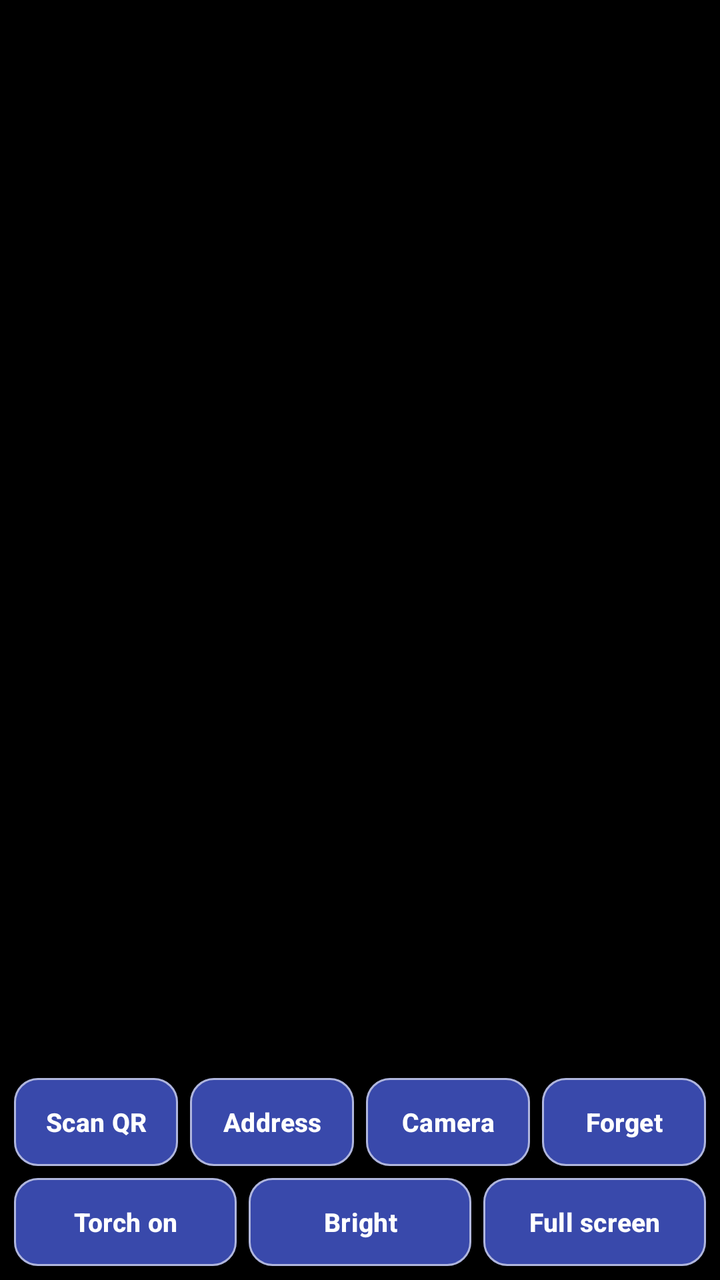
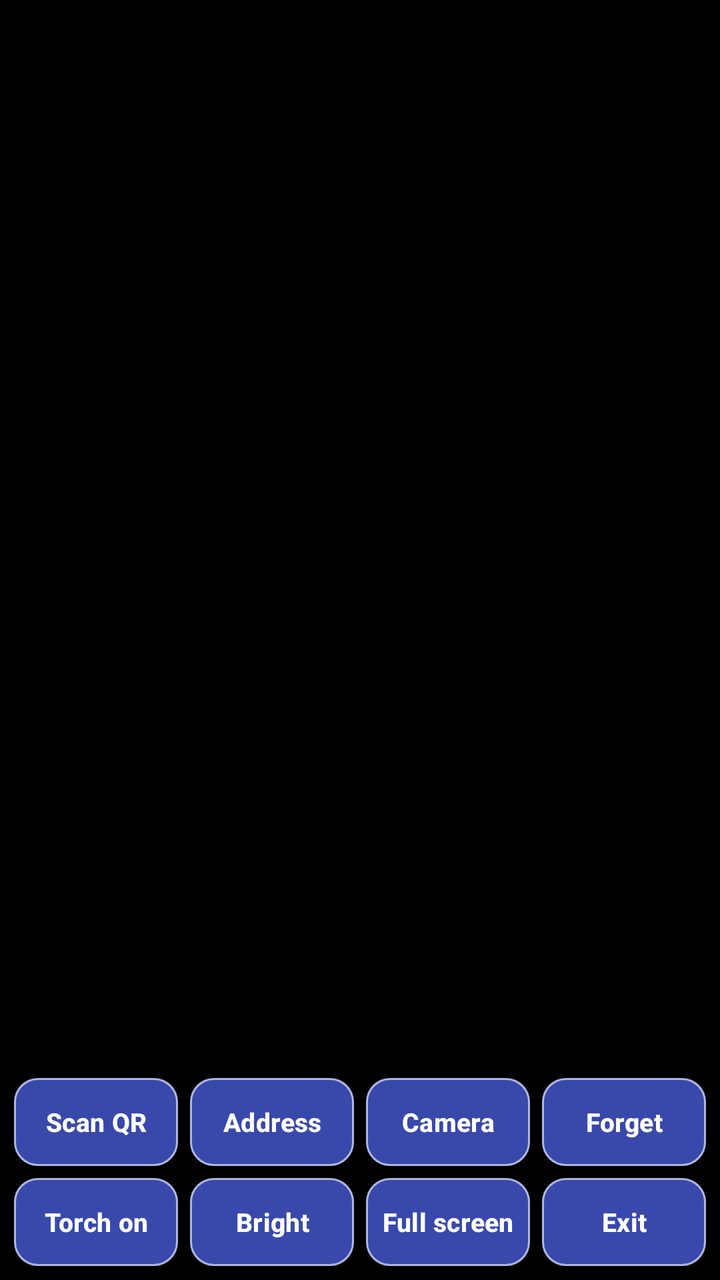

The first picture is an Android layout as it rendered before a commit; the second is the same layout after the commit. The layout source and the unified diff follow.
<!-- AndroidManifest.xml: application theme Theme.BZViewViewer -->
<!-- res/layout/activity_viewer.xml -->
<?xml version="1.0" encoding="utf-8"?>
<FrameLayout xmlns:android="http://schemas.android.com/apk/res/android"
    android:id="@+id/root"
    android:layout_width="match_parent"
    android:layout_height="match_parent"
    android:background="#000000">

    <ImageView
        android:id="@+id/videoView"
        android:layout_width="match_parent"
        android:layout_height="match_parent"
        android:contentDescription="@string/live_video"
        android:scaleType="fitCenter" />

    <TextView
        android:id="@+id/statusText"
        android:layout_width="wrap_content"
        android:layout_height="wrap_content"
        android:layout_gravity="top|start"
        android:layout_margin="8dp"
        android:background="#99000000"
        android:padding="8dp"
        android:textColor="#FFFFFF"
        android:textSize="14sp" />

    <Button
        android:id="@+id/exitFullscreenButton"
        style="@style/ControlButton"
        android:layout_width="wrap_content"
        android:layout_height="wrap_content"
        android:layout_gravity="top|end"
        android:layout_margin="8dp"
        android:paddingLeft="16dp"
        android:paddingRight="16dp"
        android:text="@string/exit_fullscreen"
        android:visibility="gone" />

    <LinearLayout
        android:id="@+id/controlBar"
        android:layout_width="match_parent"
        android:layout_height="wrap_content"
        android:layout_gravity="bottom"
        android:background="#B3000000"
        android:orientation="vertical"
        android:padding="4dp">

        <LinearLayout
            android:layout_width="match_parent"
            android:layout_height="wrap_content"
            android:orientation="horizontal">

            <Button
                android:id="@+id/scanButton"
                style="@style/ControlButton"
                android:text="@string/scan_qr" />

            <Button
                android:id="@+id/addressButton"
                style="@style/ControlButton"
                android:text="@string/address" />

            <Button
                android:id="@+id/cameraButton"
                style="@style/ControlButton"
                android:text="@string/camera_button" />

            <Button
                android:id="@+id/disconnectButton"
                style="@style/ControlButton"
                android:text="@string/forget" />
        </LinearLayout>

        <LinearLayout
            android:layout_width="match_parent"
            android:layout_height="wrap_content"
            android:orientation="horizontal">

            <Button
                android:id="@+id/torchButton"
                style="@style/ControlButton"
                android:text="@string/torch_on" />

            <Button
                android:id="@+id/brightButton"
                style="@style/ControlButton"
                android:text="@string/bright" />

            <Button
                android:id="@+id/fullscreenButton"
                style="@style/ControlButton"
                android:text="@string/fullscreen" />
        </LinearLayout>
    </LinearLayout>
</FrameLayout>
<!-- resources referenced by this layout -->
<resources>
  <string name="address">Address</string>
  <string name="bright">Bright</string>
  <string name="camera_button">Camera</string>
  <string name="exit_fullscreen">Exit full screen</string>
  <string name="forget">Forget</string>
  <string name="fullscreen">Full screen</string>
  <string name="live_video">Live video</string>
  <string name="scan_qr">Scan QR</string>
  <string name="torch_on">Torch on</string>
  <style name="ControlButton" parent="Widget.Material3.Button">
          <item name="android:layout_width">0dp</item>
          <item name="android:layout_height">wrap_content</item>
          <item name="android:layout_weight">1</item>
          <item name="android:layout_margin">3dp</item>
          <item name="android:minWidth">0dp</item>
          <item name="android:minHeight">44dp</item>
          <item name="android:insetTop">0dp</item>
          <item name="android:insetBottom">0dp</item>
          <item name="android:paddingLeft">4dp</item>
          <item name="android:paddingRight">4dp</item>
          <item name="android:textSize">13sp</item>
          <item name="android:textStyle">bold</item>
          <item name="android:maxLines">1</item>
          <item name="android:textColor">@color/control_button_text</item>
          <item name="backgroundTint">@color/control_button_bg</item>
          <item name="strokeColor">@color/control_button_stroke</item>
          <item name="strokeWidth">1dp</item>
          <item name="cornerRadius">12dp</item>
      </style>
  <style name="Theme.BZViewViewer" parent="Theme.Material3.DayNight.NoActionBar" />
</resources>

<!-- the commit's change to res/layout/activity_viewer.xml (unified diff, before → after) -->
@@ -89,6 +89,11 @@
                 android:id="@+id/fullscreenButton"
                 style="@style/ControlButton"
                 android:text="@string/fullscreen" />
+
+            <Button
+                android:id="@+id/exitButton"
+                style="@style/ControlButton"
+                android:text="@string/exit" />
         </LinearLayout>
     </LinearLayout>
 </FrameLayout>
<!-- resource entries referenced after the edit -->
@@ -3,6 +3,7 @@
   <string name="address">Address</string>
   <string name="bright">Bright</string>
   <string name="camera_button">Camera</string>
+  <string name="exit">Exit</string>
   <string name="exit_fullscreen">Exit full screen</string>
   <string name="forget">Forget</string>
   <string name="fullscreen">Full screen</string>
